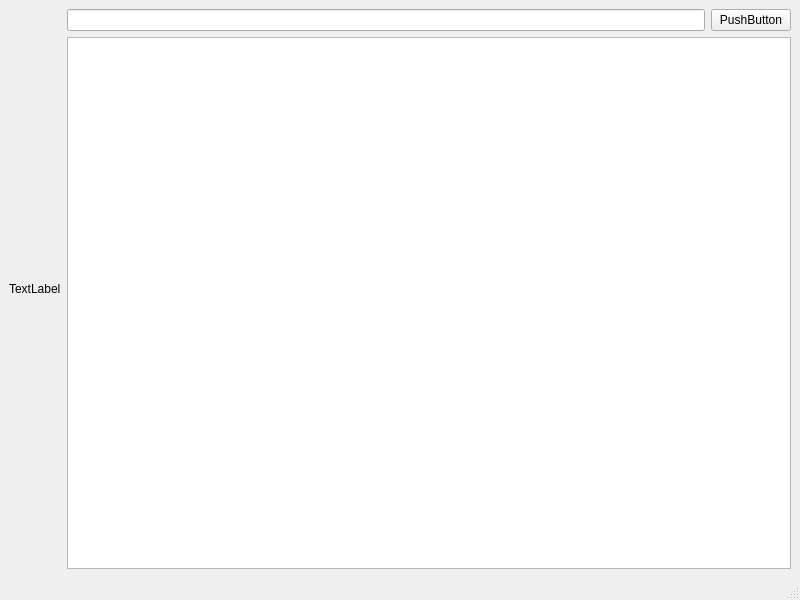
Above: buyokapp/ui/depthmap.ui from Ipopuk/Smart_Buyok before the change. Below: the same form after it.
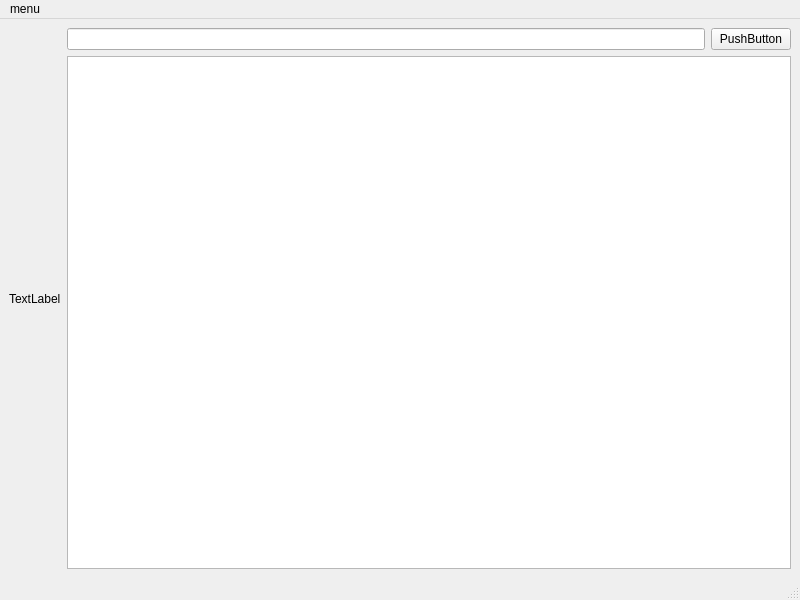
That is the form after the change.

What changed in the file:
```diff
--- a/buyokapp/ui/depthmap.ui
+++ b/buyokapp/ui/depthmap.ui
@@ -55,9 +55,17 @@
      <x>0</x>
      <y>0</y>
      <width>800</width>
-     <height>18</height>
+     <height>21</height>
     </rect>
    </property>
+   <widget class="QMenu" name="menumain_map">
+    <property name="title">
+     <string>menu</string>
+    </property>
+    <addaction name="actionmain"/>
+    <addaction name="actiondepth_map"/>
+   </widget>
+   <addaction name="menumain_map"/>
   </widget>
   <widget class="QStatusBar" name="statusbar"/>
  </widget>
```
Left out of the diff: 10 changed lines with no effect on the pictures.
